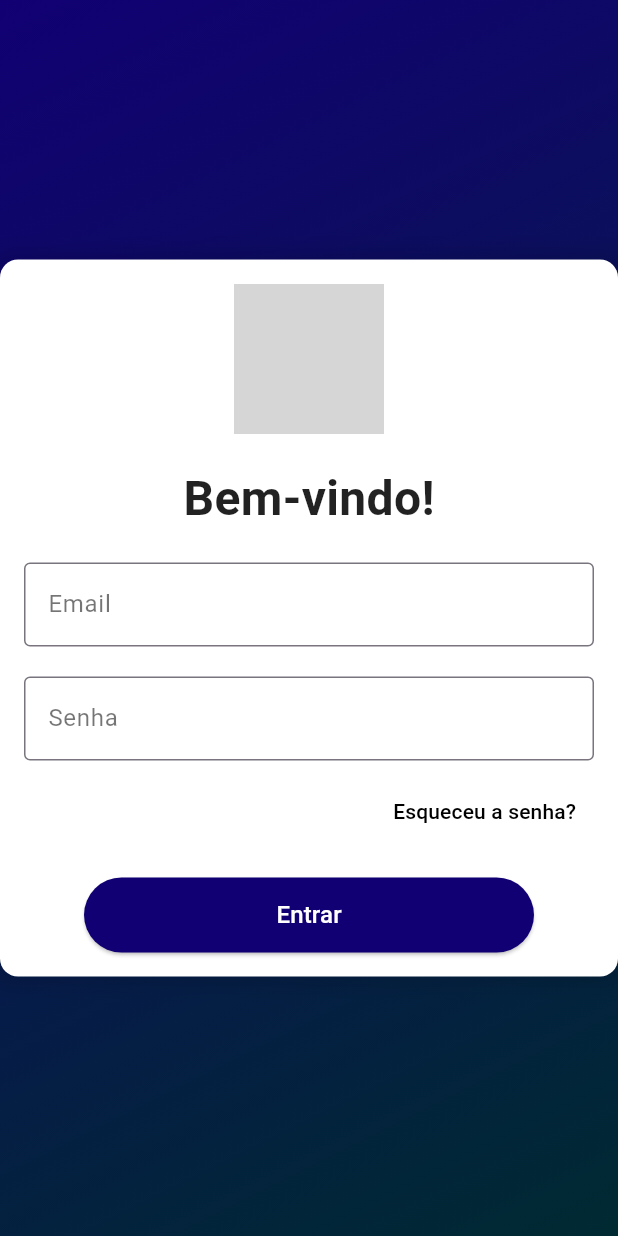
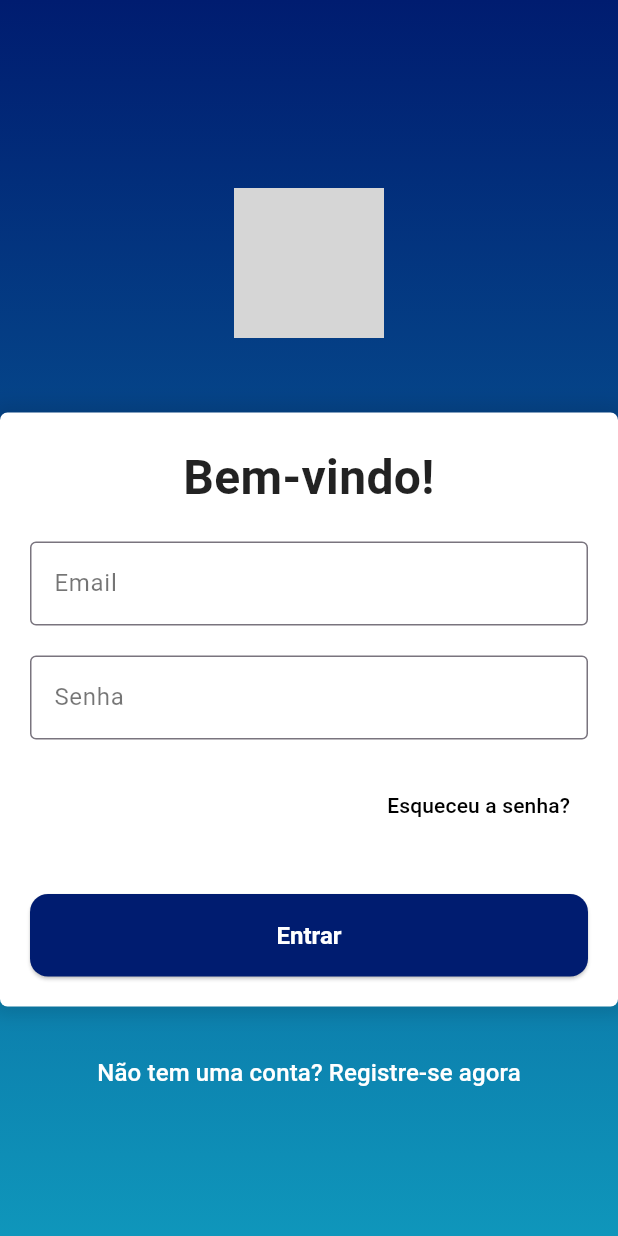
Before and after one commit to Athurgomes/ChatBot-and-Multi-Atendimento, a Flutter app: the screen it shows after launch, after a tap on "Já possui uma conta? Faça login", on a phone screen of 412 x 824 dp. Run offline on Flutter 3.47's test engine with Material 3 defaults, Android fonts, the phone set to English and light mode, and no system bars; our stand-ins replace font_awesome_flutter; grey boxes are pictures that could not be loaded.

Commit message:
Algumas mudanças no front como cores, a logo posicionei fora do containeres de loguin pendente a rolagem da pagina nao achei ainda um modo de tira-la fora desse container secundario

```diff
--- a/lib/Screens/login_screen/login.dart
+++ b/lib/Screens/login_screen/login.dart
@@ -1,4 +1,6 @@
 import 'package:flutter/material.dart';
+import 'package:chatbot_multiatendimento/Screens/registration_screen/cadastroUser.dart';
+import 'package:chatbot_multiatendimento/Screens/recoverypassword_screen/recovery_password_screen.dart';
 
 class LoginScreen extends StatelessWidget {
   @override
@@ -8,21 +10,39 @@ class LoginScreen extends StatelessWidget {
         decoration: BoxDecoration(
           gradient: LinearGradient(
             colors: [
-              Color.fromARGB(255, 17, 0, 115),
-              Color.fromARGB(255, 0, 42, 50),
+              Color(0xFF001C70), // Azul escuro
+              Color(0xFF0F96BB), // Verde água vibrante
             ],
-            begin: Alignment.topLeft,
-            end: Alignment.bottomRight,
+            begin: Alignment.topCenter,
+            end: Alignment.bottomCenter,
           ),
         ),
+        child: SafeArea(
           child: Center(
             child: SingleChildScrollView(
-            child: Container(
-              padding: const EdgeInsets.all(16.0),
-              width: 450.0, // Ajuste o tamanho do container conforme necessário
+              child: Column(
+                mainAxisAlignment: MainAxisAlignment.center,
+                children: [
+                  const SizedBox(height: 80), // Espaçamento acima da logo
+
+                  // Logo
+                  Image.asset(
+                    'assets/logo.png',
+                    height: 100,
+                  ),
+
+                  const SizedBox(height: 50), // Espaçamento abaixo da logo
+
+                  // Caixa de login
+                  Container(
+                    width: double.infinity,
+                    constraints: const BoxConstraints(
+                      maxWidth: 500, // Largura máxima
+                      minHeight: 300, // Altura mínima
+                    ),
                     decoration: BoxDecoration(
                       color: Colors.white,
-                borderRadius: BorderRadius.circular(12.0),
+                      borderRadius: BorderRadius.circular(5.0),
                       boxShadow: [
                         BoxShadow(
                           color: Colors.black12,
@@ -31,16 +51,12 @@ class LoginScreen extends StatelessWidget {
                         ),
                       ],
                     ),
+                    child: Padding(
+                      padding: const EdgeInsets.all(20.0),
                       child: Column(
-                mainAxisAlignment: MainAxisAlignment.center,
-                mainAxisSize: MainAxisSize.min,
-                children: <Widget>[
-                  // Logo acima do título Login
-                  Image.asset(
-                    'assets/logo.png', // Coloque o caminho correto da sua logo
-                    height: 100, // Tamanho da logo
-                  ),
-                  const SizedBox(height: 20.0),
+                        crossAxisAlignment: CrossAxisAlignment.center,
+                        children: [
+                          // Título
                           const Text(
                             'Bem-vindo!',
                             style: TextStyle(
@@ -48,8 +64,11 @@ class LoginScreen extends StatelessWidget {
                               fontWeight: FontWeight.bold,
                               color: Colors.black87,
                             ),
+                            textAlign: TextAlign.center,
                           ),
-                  SizedBox(height: 20.0),
+
+                          const SizedBox(height: 20),
+
                           // Campo de Email
                           TextField(
                             decoration: InputDecoration(
@@ -58,7 +77,9 @@ class LoginScreen extends StatelessWidget {
                               border: OutlineInputBorder(),
                             ),
                           ),
-                  SizedBox(height: 20.0),
+
+                          const SizedBox(height: 20),
+
                           // Campo de Senha
                           TextField(
                             obscureText: true,
@@ -68,13 +89,22 @@ class LoginScreen extends StatelessWidget {
                               border: OutlineInputBorder(),
                             ),
                           ),
-                  SizedBox(height: 10.0),
-                  // Botão de Esqueceu a Senha
+
+                          const SizedBox(height: 20),
+
+                          // Esqueci a senha
                           Align(
                             alignment: Alignment.centerRight,
                             child: TextButton(
                               onPressed: () {
-                        // Handle forgot password logic
+                                // Lógica para recuperação de senha
+                                Navigator.push(
+                                  context,
+                                  MaterialPageRoute(
+                                    builder: (context) =>
+                                        RecoveryPasswordScreen(),
+                                  ),
+                                );
                               },
                               child: const Text(
                                 'Esqueceu a senha?',
@@ -85,24 +115,65 @@ class LoginScreen extends StatelessWidget {
                               ),
                             ),
                           ),
-                  SizedBox(height: 20.0),
-                  // Botão com largura e altura específicas
-                  Container(
-                    width: 300.0, // Largura definida do botão
-                    height: 50.0, // Altura definida do botão
+
+                          const SizedBox(
+                              height: 35), // Espaçamento antes do botão
+
+                          // Botão de login
+                          SizedBox(
+                            width: double.infinity,
+                            height: 55.0, // Tamanho maior para o botão
                             child: ElevatedButton(
                               onPressed: () {
-                        // Handle login logic
+                                // Lógica de login
                               },
                               style: ElevatedButton.styleFrom(
-                        backgroundColor: const Color.fromARGB(255, 17, 0, 115),
+                                backgroundColor:
+                                    const Color(0xFF001C70), // Cor de fundo
+                                shape: RoundedRectangleBorder(
+                                  borderRadius: BorderRadius.circular(12.0),
+                                ),
+                                textStyle: TextStyle(
+                                  fontSize: 18, // Tamanho da fonte
+                                  fontWeight: FontWeight.bold,
+                                ),
                               ),
                               child: const Text(
                                 'Entrar',
-                        style: TextStyle(fontSize: 16, color: Colors.white),
+                                style: TextStyle(
+                                  fontSize: 16,
+                                  color: Colors.white,
                                 ),
                               ),
                             ),
+                          ),
+                        ],
+                      ),
+                    ),
+                  ),
+
+                  const SizedBox(height: 20),
+
+                  // Registro de nova conta
+                  TextButton(
+                    onPressed: () {
+                      Navigator.push(
+                        context,
+                        MaterialPageRoute(
+                          builder: (context) => SignUpScreen(),
+                        ),
+                      );
+                    },
+                    child: const Text(
+                      'Não tem uma conta? Registre-se agora',
+                      style: TextStyle(
+                        color: Colors.white,
+                        fontSize: 16,
+                      ),
+                    ),
+                  ),
+
+                  const SizedBox(height: 40),
                 ],
               ),
             ),
--- a/lib/Screens/registration_screen/cadastroUser.dart
+++ b/lib/Screens/registration_screen/cadastroUser.dart
@@ -30,6 +30,7 @@ class _SignUpScreenState extends State<SignUpScreen> {
   final TextEditingController passwordController = TextEditingController();
   final TextEditingController confirmPasswordController =
       TextEditingController();
+
   String selectedType = 'Pessoa Física'; // Default type
 
   @override
@@ -43,25 +44,37 @@ class _SignUpScreenState extends State<SignUpScreen> {
             decoration: const BoxDecoration(
               gradient: LinearGradient(
                 colors: [
-                  Color.fromARGB(255, 17, 0, 115),
-                  Color.fromARGB(255, 0, 42, 50)
+                  Color(0xFF001C70), // Azul escuro
+                  Color(0xFF0F96BB), // Verde água vibrante
                 ],
                 begin: Alignment.topCenter,
                 end: Alignment.bottomCenter,
               ),
             ),
+            child: SafeArea(
               child: Center(
                 child: SingleChildScrollView(
                   padding: const EdgeInsets.all(16.0),
                   child: Column(
                     mainAxisAlignment: MainAxisAlignment.center,
                     children: [
+                      const SizedBox(height: 80), // Espaçamento acima da logo
+
+                      // Logo
+                      Image.asset(
+                        'assets/logo.png', // Coloque o caminho correto da sua logo
+                        height: 100, // Tamanho da logo
+                      ),
+
+                      const SizedBox(height: 50), // Espaçamento abaixo da logo
+
+                      // Card com o formulário de cadastro
                       SizedBox(
                         width: 600,
                         child: Card(
                           elevation: 6,
                           shape: RoundedRectangleBorder(
-                          borderRadius: BorderRadius.circular(20.0),
+                            borderRadius: BorderRadius.circular(5.0),
                           ),
                           child: Padding(
                             padding: const EdgeInsets.symmetric(
@@ -69,12 +82,9 @@ class _SignUpScreenState extends State<SignUpScreen> {
                             child: Column(
                               mainAxisSize: MainAxisSize.min,
                               children: [
-                              // Logo acima do "Cadastre-se agora"
-                              Image.asset(
-                                'assets/logo.png', // Coloque o caminho correto da sua logo
-                                height: 100, // Tamanho da logo
-                              ),
                                 const SizedBox(height: 16),
+
+                                // Título "Cadastre-se agora"
                                 const Text(
                                   'Cadastre-se agora',
                                   style: TextStyle(
@@ -88,12 +98,15 @@ class _SignUpScreenState extends State<SignUpScreen> {
                                 // Dropdown + CPF/CNPJ
                                 Row(
                                   children: [
+                                    // Dropdown para selecionar tipo de cadastro
                                     Expanded(
                                       child: DropdownButtonFormField<String>(
                                         decoration: InputDecoration(
                                           labelText: 'Tipo de Cadastro',
-                                        prefixIcon: const Icon(Icons.person,
-                                            color: Color(0xFF002145)),
+                                          prefixIcon: const Icon(
+                                            Icons.person,
+                                            color: Color(0xFF002145),
+                                          ),
                                           border: OutlineInputBorder(
                                             borderRadius:
                                                 BorderRadius.circular(12.0),
@@ -118,6 +131,7 @@ class _SignUpScreenState extends State<SignUpScreen> {
                                       ),
                                     ),
                                     const SizedBox(width: 16),
+                                    // Campo CPF ou CNPJ
                                     Expanded(
                                       child: TextField(
                                         controller:
@@ -152,8 +166,10 @@ class _SignUpScreenState extends State<SignUpScreen> {
                                         controller: firstNameController,
                                         decoration: InputDecoration(
                                           labelText: 'Primeiro Nome',
-                                        prefixIcon: const Icon(Icons.person,
-                                            color: Color(0xFF002145)),
+                                          prefixIcon: const Icon(
+                                            Icons.person,
+                                            color: Color(0xFF002145),
+                                          ),
                                           border: OutlineInputBorder(
                                             borderRadius:
                                                 BorderRadius.circular(12.0),
@@ -169,7 +185,8 @@ class _SignUpScreenState extends State<SignUpScreen> {
                                           labelText: 'Sobrenome',
                                           prefixIcon: const Icon(
                                             Icons.person_outline,
-                                            color: Color(0xFF002145)),
+                                            color: Color(0xFF002145),
+                                          ),
                                           border: OutlineInputBorder(
                                             borderRadius:
                                                 BorderRadius.circular(12.0),
@@ -189,8 +206,10 @@ class _SignUpScreenState extends State<SignUpScreen> {
                                         controller: emailController,
                                         decoration: InputDecoration(
                                           labelText: 'E-mail',
-                                        prefixIcon: const Icon(Icons.email,
-                                            color: Color(0xFF002145)),
+                                          prefixIcon: const Icon(
+                                            Icons.email,
+                                            color: Color(0xFF002145),
+                                          ),
                                           border: OutlineInputBorder(
                                             borderRadius:
                                                 BorderRadius.circular(12.0),
@@ -204,8 +223,10 @@ class _SignUpScreenState extends State<SignUpScreen> {
                                         controller: whatsappController,
                                         decoration: InputDecoration(
                                           labelText: 'WhatsApp',
-                                        prefixIcon: const Icon(Icons.phone,
-                                            color: Color(0xFF002145)),
+                                          prefixIcon: const Icon(
+                                            Icons.phone,
+                                            color: Color(0xFF002145),
+                                          ),
                                           border: OutlineInputBorder(
                                             borderRadius:
                                                 BorderRadius.circular(12.0),
@@ -226,8 +247,10 @@ class _SignUpScreenState extends State<SignUpScreen> {
                                         obscureText: true,
                                         decoration: InputDecoration(
                                           labelText: 'Senha',
-                                        prefixIcon: const Icon(Icons.lock,
-                                            color: Color(0xFF002145)),
+                                          prefixIcon: const Icon(
+                                            Icons.lock,
+                                            color: Color(0xFF002145),
+                                          ),
                                           border: OutlineInputBorder(
                                             borderRadius:
                                                 BorderRadius.circular(12.0),
@@ -244,7 +267,8 @@ class _SignUpScreenState extends State<SignUpScreen> {
                                           labelText: 'Confirmar Senha',
                                           prefixIcon: const Icon(
                                             Icons.lock_outline,
-                                            color: Color(0xFF002145)),
+                                            color: Color(0xFF002145),
+                                          ),
                                           border: OutlineInputBorder(
                                             borderRadius:
                                                 BorderRadius.circular(12.0),
@@ -262,7 +286,8 @@ class _SignUpScreenState extends State<SignUpScreen> {
                                   style: ElevatedButton.styleFrom(
                                     backgroundColor:
                                         const Color.fromARGB(255, 17, 0, 115),
-                                  minimumSize: const Size(double.infinity, 48),
+                                    minimumSize:
+                                        const Size(double.infinity, 48),
                                     shape: RoundedRectangleBorder(
                                       borderRadius: BorderRadius.circular(12.0),
                                     ),
@@ -286,18 +311,19 @@ class _SignUpScreenState extends State<SignUpScreen> {
                           Navigator.push(
                             context,
                             MaterialPageRoute(
-                                builder: (context) => LoginScreen()));
+                                builder: (context) => LoginScreen()),
+                          );
                         },
                         child: const Text(
                           'Já possui uma conta? Faça login',
                           style: TextStyle(
                             color: Color.fromARGB(255, 255, 255, 255),
                             fontSize: 16,
-                          //decoration: TextDecoration.underline,
                           ),
                         ),
                       ),
                     ],
+                  ),
                 ),
               ),
             ),
--- a/lib/main.dart
+++ b/lib/main.dart
@@ -1,6 +1,7 @@
 import 'package:flutter/material.dart';
-import 'Screens/login_screen/login.dart';
+import 'package:chatbot_multiatendimento/Screens/login_screen/login.dart';
 import 'package:chatbot_multiatendimento/Screens/registration_screen/cadastroUser.dart';
+import 'Screens/recoverypassword_screen/recovery_password_screen.dart';
 
 void main() {
   runApp(const MyApp());
```
Lines whose indentation alone changed are shown as unchanged.
